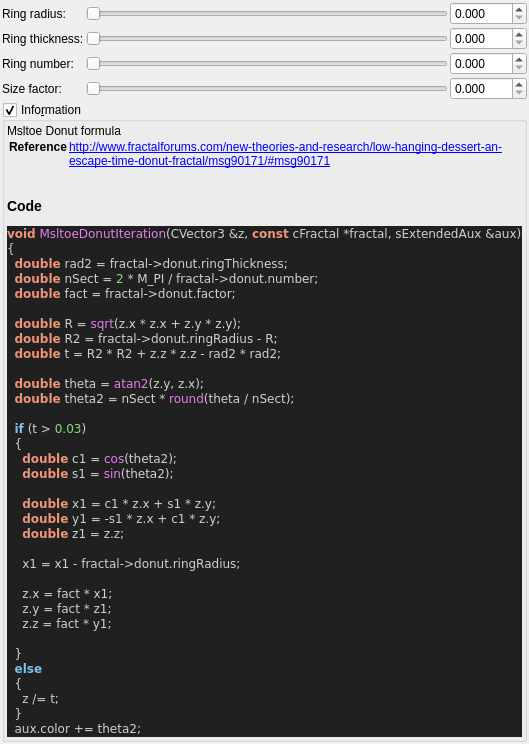
Qt form mandelbulber2/qt_data/fractal_msltoe_donut.ui (buddhi1980/mandelbulber2) before a commit.
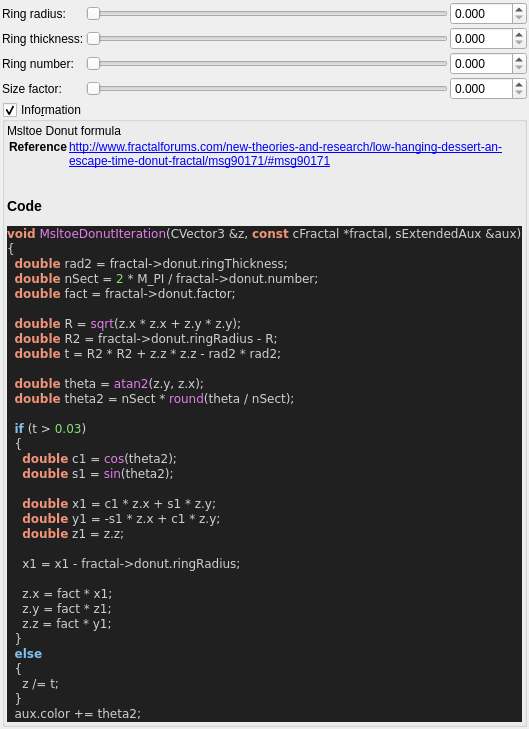
The same form after that commit. Custom widgets are drawn as their Qt base class.

What changed in the file:
```diff
--- a/mandelbulber2/qt_data/fractal_msltoe_donut.ui
+++ b/mandelbulber2/qt_data/fractal_msltoe_donut.ui
@@ -315,7 +315,6 @@
     z&lt;span style=&quot;color:#d0d0d0&quot;&gt;.&lt;/span&gt;x &lt;span style=&quot;color:#d0d0d0&quot;&gt;=&lt;/span&gt; fact &lt;span style=&quot;color:#d0d0d0&quot;&gt;*&lt;/span&gt; x1&lt;span style=&quot;color:#d0d0d0&quot;&gt;;&lt;/span&gt;
     z&lt;span style=&quot;color:#d0d0d0&quot;&gt;.&lt;/span&gt;y &lt;span style=&quot;color:#d0d0d0&quot;&gt;=&lt;/span&gt; fact &lt;span style=&quot;color:#d0d0d0&quot;&gt;*&lt;/span&gt; z1&lt;span style=&quot;color:#d0d0d0&quot;&gt;;&lt;/span&gt;
     z&lt;span style=&quot;color:#d0d0d0&quot;&gt;.&lt;/span&gt;z &lt;span style=&quot;color:#d0d0d0&quot;&gt;=&lt;/span&gt; fact &lt;span style=&quot;color:#d0d0d0&quot;&gt;*&lt;/span&gt; y1&lt;span style=&quot;color:#d0d0d0&quot;&gt;;&lt;/span&gt;
-
   &lt;span style=&quot;color:#d0d0d0&quot;&gt;}&lt;/span&gt;
   &lt;span style=&quot;color:#7ec0ee; font-weight:bold&quot;&gt;else&lt;/span&gt;
   &lt;span style=&quot;color:#d0d0d0&quot;&gt;{&lt;/span&gt;
```
